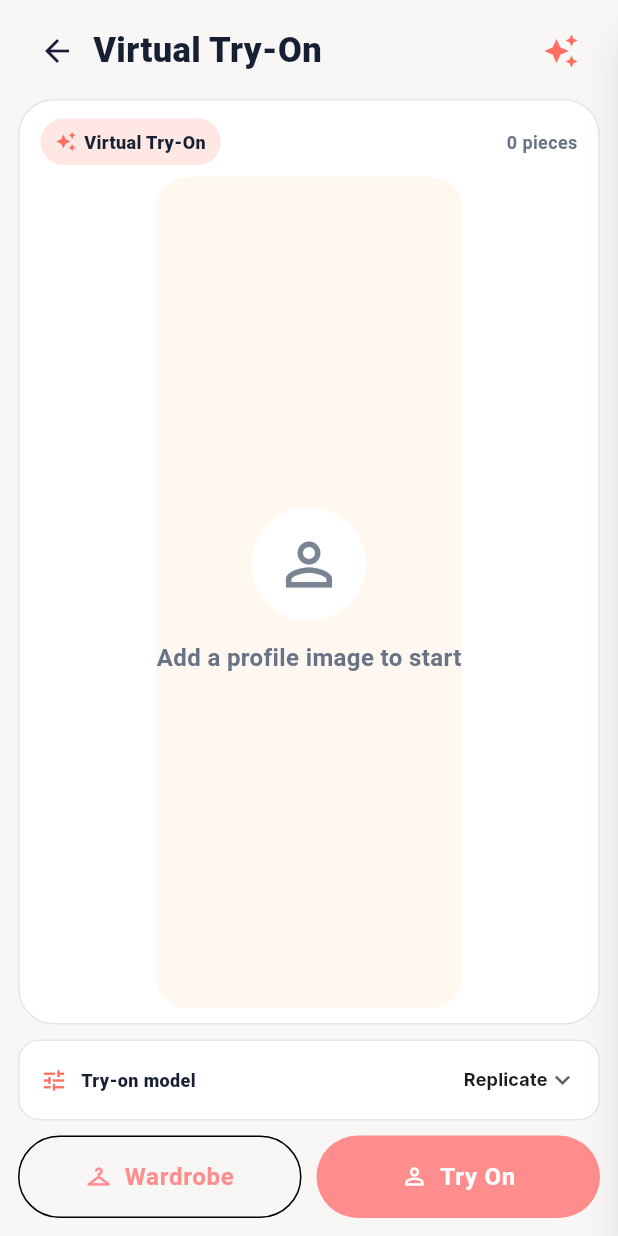
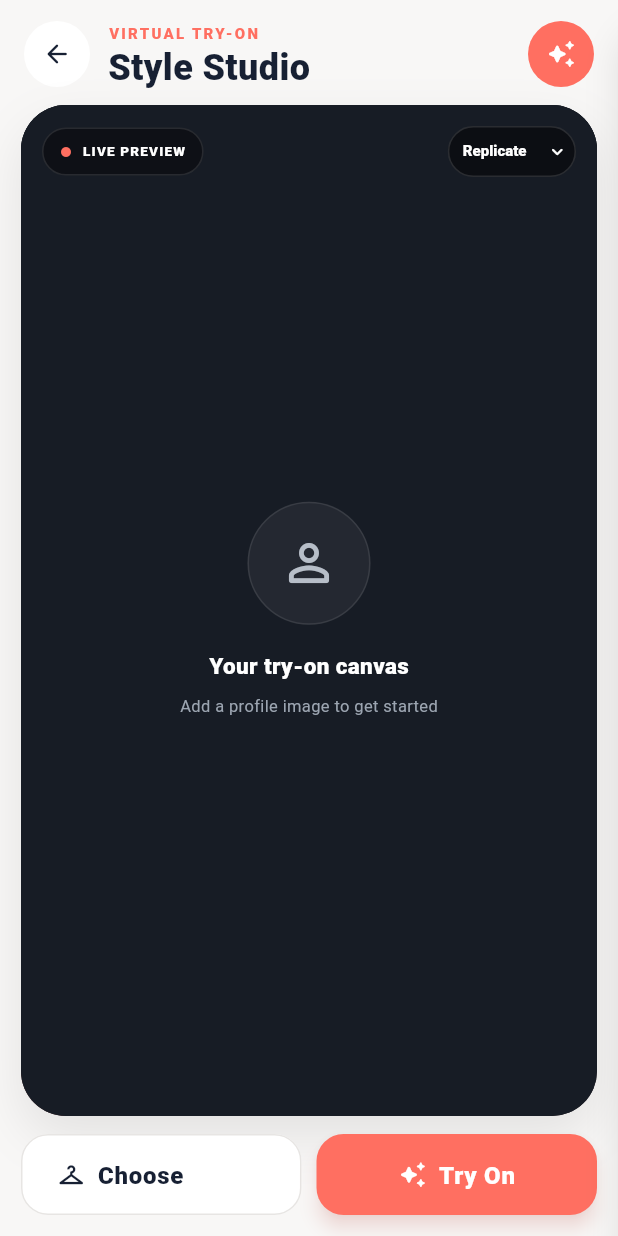
Before and after one commit to drj477/Lockmylook-app, a Flutter app: the OutfitBuilderScreen screen opened directly with empty values, on a phone screen of 412 x 824 dp. Run offline on Flutter 3.47's test engine with Material 3 defaults, Android fonts, the phone set to English and light mode, and no system bars; our stand-ins replace dio, flutter_riverpod, flutter_secure_storage, go_router, google_fonts, image_picker and 1 more; accounts and stored records are empty; network calls fail.

Commit message:
VTO scrren Imrprovement loading

```diff
--- a/mobile/lib/features/outfits/presentation/screens/outfit_builder_screen.dart
+++ b/mobile/lib/features/outfits/presentation/screens/outfit_builder_screen.dart
@@ -62,8 +62,9 @@ class _OutfitBuilderScreenState extends ConsumerState<OutfitBuilderScreen> {
 
   void _toggleItem(WardrobeItem item) {
     setState(() {
-      final index =
-          _selectedItems.indexWhere((selected) => selected.id == item.id);
+      final index = _selectedItems.indexWhere(
+        (selected) => selected.id == item.id,
+      );
 
       if (index >= 0) {
         _selectedItems.removeAt(index);
@@ -87,7 +88,8 @@ class _OutfitBuilderScreenState extends ConsumerState<OutfitBuilderScreen> {
       return;
     }
 
-    if (_profile?.vtoAssetUrl == null || _profile!.vtoAssetUrl!.trim().isEmpty) {
+    if (_profile?.vtoAssetUrl == null ||
+        _profile!.vtoAssetUrl!.trim().isEmpty) {
       ScaffoldMessenger.of(context).showSnackBar(
         const SnackBar(
           content: Text(
@@ -113,7 +115,9 @@ class _OutfitBuilderScreenState extends ConsumerState<OutfitBuilderScreen> {
     _showProcessingDialog();
 
     try {
-      final result = await ref.read(virtualTryOnRepositoryProvider).generate(
+      final result = await ref
+          .read(virtualTryOnRepositoryProvider)
+          .generate(
             profileId: widget.profileId,
             request: VirtualTryOnRequest(
               itemIds: _selectedItems.map((item) => item.id).toList(),
@@ -168,10 +172,7 @@ class _OutfitBuilderScreenState extends ConsumerState<OutfitBuilderScreen> {
               SizedBox(height: 20),
               Text(
                 'Creating your try-on',
-                style: TextStyle(
-                  fontSize: 18,
-                  fontWeight: FontWeight.w800,
-                ),
+                style: TextStyle(fontSize: 18, fontWeight: FontWeight.w800),
               ),
               SizedBox(height: 7),
               Text(
@@ -212,7 +213,9 @@ class _OutfitBuilderScreenState extends ConsumerState<OutfitBuilderScreen> {
     setState(() => _generating = true);
 
     try {
-      final result = await ref.read(outfitRepositoryProvider).generateOutfits(
+      final result = await ref
+          .read(outfitRepositoryProvider)
+          .generateOutfits(
             profileId: widget.profileId,
             request: OutfitGenerateRequest(
               occasion: _occasion,
@@ -296,10 +299,7 @@ class _OutfitBuilderScreenState extends ConsumerState<OutfitBuilderScreen> {
                   initialValue: _occasion,
                   decoration: const InputDecoration(labelText: 'Occasion'),
                   items: const [
-                    DropdownMenuItem(
-                      value: 'casual',
-                      child: Text('Casual'),
-                    ),
+                    DropdownMenuItem(value: 'casual', child: Text('Casual')),
                     DropdownMenuItem(value: 'work', child: Text('Work')),
                     DropdownMenuItem(value: 'party', child: Text('Party')),
                     DropdownMenuItem(value: 'date', child: Text('Dinner Date')),
@@ -329,10 +329,7 @@ class _OutfitBuilderScreenState extends ConsumerState<OutfitBuilderScreen> {
                   decoration: const InputDecoration(labelText: 'Mood'),
                   items: const [
                     DropdownMenuItem(value: null, child: Text('Any mood')),
-                    DropdownMenuItem(
-                      value: 'minimal',
-                      child: Text('Minimal'),
-                    ),
+                    DropdownMenuItem(value: 'minimal', child: Text('Minimal')),
                     DropdownMenuItem(value: 'smart', child: Text('Smart')),
                     DropdownMenuItem(value: 'bold', child: Text('Bold')),
                   ],
@@ -403,10 +400,7 @@ class _OutfitBuilderScreenState extends ConsumerState<OutfitBuilderScreen> {
                     maxLines: 2,
                     overflow: TextOverflow.ellipsis,
                   ),
-                  trailing: const Icon(
-                    Icons.arrow_forward_ios,
-                    size: 15,
-                  ),
+                  trailing: const Icon(Icons.arrow_forward_ios, size: 15),
                   onTap: () {
                     _applySuggestion(suggestion);
                     Navigator.pop(sheetContext);
@@ -485,8 +479,7 @@ class _OutfitBuilderScreenState extends ConsumerState<OutfitBuilderScreen> {
                             ? _selectedItems.length
                             : _selectedItems
                                   .where(
-                                  (item) =>
-                                      item.category.name == category,
+                                    (item) => item.category.name == category,
                                   )
                                   .length;
 
@@ -683,28 +676,186 @@ class _OutfitBuilderScreenState extends ConsumerState<OutfitBuilderScreen> {
 
   Widget _header() {
     return Padding(
-      padding: const EdgeInsets.fromLTRB(14, 10, 14, 4),
+      padding: const EdgeInsets.fromLTRB(16, 14, 16, 8),
       child: Row(
         children: [
-          IconButton(
-            onPressed: () => Navigator.pop(context),
-            icon: const Icon(Icons.arrow_back),
+          _glassIconButton(
+            icon: Icons.arrow_back_rounded,
+            onTap: () => Navigator.pop(context),
           ),
+          const SizedBox(width: 12),
           const Expanded(
-            child: Text(
-              'Virtual Try-On',
+            child: Column(
+              crossAxisAlignment: CrossAxisAlignment.start,
+              children: [
+                Text(
+                  'VIRTUAL TRY-ON',
                   style: TextStyle(
-                fontSize: 23,
-                fontWeight: FontWeight.w800,
+                    fontSize: 10,
+                    letterSpacing: 1.5,
+                    fontWeight: FontWeight.w900,
+                    color: LockMyLookUi.coral,
+                  ),
+                ),
+                SizedBox(height: 2),
+                Text(
+                  'Style Studio',
+                  style: TextStyle(
+                    fontSize: 24,
+                    height: 1.0,
+                    fontWeight: FontWeight.w900,
                     color: LockMyLookUi.ink,
                   ),
                 ),
+              ],
             ),
-          IconButton(
-            onPressed: _showGenerator,
-            icon: const Icon(
-              Icons.auto_awesome,
-              color: LockMyLookUi.coral,
+          ),
+          _glassIconButton(
+            icon: Icons.auto_awesome_rounded,
+            onTap: _showGenerator,
+            accent: true,
+          ),
+        ],
+      ),
+    );
+  }
+
+  Widget _glassIconButton({
+    required IconData icon,
+    required VoidCallback onTap,
+    bool accent = false,
+  }) {
+    return Material(
+      color: accent ? LockMyLookUi.coral : Colors.white,
+      elevation: 0,
+      shape: const CircleBorder(),
+      child: InkWell(
+        onTap: onTap,
+        customBorder: const CircleBorder(),
+        child: SizedBox(
+          width: 44,
+          height: 44,
+          child: Icon(
+            icon,
+            size: 20,
+            color: accent ? Colors.white : LockMyLookUi.ink,
+          ),
+        ),
+      ),
+    );
+  }
+
+  Widget _tryOnWorkspace() {
+    final vtoAssetUrl = _profile?.vtoAssetUrl;
+    final hasProfile = vtoAssetUrl != null && vtoAssetUrl.trim().isNotEmpty;
+
+    return Padding(
+      padding: const EdgeInsets.fromLTRB(14, 4, 14, 14),
+      child: Column(
+        children: [
+          Expanded(
+            child: Container(
+              width: double.infinity,
+              decoration: BoxDecoration(
+                color: const Color(0xFF11151C),
+                borderRadius: BorderRadius.circular(30),
+                boxShadow: [
+                  BoxShadow(
+                    color: Colors.black.withAlpha(22),
+                    blurRadius: 28,
+                    offset: const Offset(0, 14),
+                  ),
+                ],
+              ),
+              clipBehavior: Clip.antiAlias,
+              child: Stack(
+                children: [
+                  Positioned.fill(
+                    child: DecoratedBox(
+                      decoration: BoxDecoration(
+                        gradient: LinearGradient(
+                          begin: Alignment.topLeft,
+                          end: Alignment.bottomRight,
+                          colors: [
+                            const Color(0xFF171C25),
+                            const Color(0xFF0E1117),
+                            LockMyLookUi.coral.withAlpha(18),
+                          ],
+                        ),
+                      ),
+                    ),
+                  ),
+                  if (hasProfile)
+                    Positioned.fill(
+                      child: Padding(
+                        padding: const EdgeInsets.fromLTRB(12, 58, 12, 18),
+                        child: ClipRRect(
+                          borderRadius: BorderRadius.circular(24),
+                          child: Container(
+                            color: const Color(0xFFFFF8F0),
+                            child: Image.network(
+                              vtoAssetUrl,
+                              fit: BoxFit.contain,
+                              alignment: Alignment.center,
+                              errorBuilder: (_, _, _) => _profilePlaceholder(),
+                            ),
+                          ),
+                        ),
+                      ),
+                    )
+                  else
+                    Positioned.fill(child: _profilePlaceholder()),
+                  Positioned(
+                    top: 14,
+                    left: 14,
+                    right: 14,
+                    child: Row(
+                      children: [
+                        _studioPill(
+                          icon: Icons.circle,
+                          label: 'LIVE PREVIEW',
+                          iconColor: LockMyLookUi.coral,
+                        ),
+                        const Spacer(),
+                        _compactModelSelector(),
+                      ],
+                    ),
+                  ),
+                ],
+              ),
+            ),
+          ),
+          const SizedBox(height: 12),
+          _actionBar(),
+        ],
+      ),
+    );
+  }
+
+  Widget _studioPill({
+    required IconData icon,
+    required String label,
+    Color iconColor = Colors.white,
+  }) {
+    return Container(
+      padding: const EdgeInsets.symmetric(horizontal: 11, vertical: 8),
+      decoration: BoxDecoration(
+        color: Colors.black.withAlpha(105),
+        borderRadius: BorderRadius.circular(18),
+        border: Border.all(color: Colors.white.withAlpha(28)),
+      ),
+      child: Row(
+        mainAxisSize: MainAxisSize.min,
+        children: [
+          Icon(icon, size: 8, color: iconColor),
+          const SizedBox(width: 7),
+          Text(
+            label,
+            style: const TextStyle(
+              fontSize: 9,
+              letterSpacing: .8,
+              fontWeight: FontWeight.w900,
+              color: Colors.white,
             ),
           ),
         ],
@@ -712,223 +863,83 @@ class _OutfitBuilderScreenState extends ConsumerState<OutfitBuilderScreen> {
     );
   }
 
-  Widget _tryOnWorkspace() {
-    final vtoAssetUrl = _profile?.vtoAssetUrl;
-
-    return Padding(
-      padding: const EdgeInsets.fromLTRB(12, 4, 12, 12),
+  Widget _profilePlaceholder() {
+    return Container(
+      decoration: BoxDecoration(
+        color: const Color(0xFF171C25),
+        borderRadius: BorderRadius.circular(24),
+      ),
+      child: Center(
         child: Column(
-        children: [
-          Expanded(
-            child: Container(
-              width: double.infinity,
-              decoration: BoxDecoration(
-                color: Colors.white,
-                borderRadius: BorderRadius.circular(24),
-                border: Border.all(color: LockMyLookUi.border),
-              ),
-              clipBehavior: Clip.antiAlias,
-              child: Column(
-                children: [
-                  Padding(
-                    padding: const EdgeInsets.fromLTRB(14, 12, 14, 8),
-                    child: Row(
+          mainAxisAlignment: MainAxisAlignment.center,
           children: [
             Container(
-                          padding: const EdgeInsets.symmetric(
-                            horizontal: 10,
-                            vertical: 6,
+              width: 82,
+              height: 82,
+              decoration: BoxDecoration(
+                color: Colors.white.withAlpha(14),
+                shape: BoxShape.circle,
+                border: Border.all(color: Colors.white.withAlpha(24)),
               ),
-                          decoration: BoxDecoration(
-                            color: LockMyLookUi.coralSoft,
-                            borderRadius: BorderRadius.circular(20),
+              child: const Icon(
+                Icons.person_outline_rounded,
+                size: 40,
+                color: Color(0xFFB7BEC8),
               ),
-                          child: const Row(
-                            mainAxisSize: MainAxisSize.min,
-                            children: [
-                              Icon(
-                                Icons.auto_awesome,
-                                size: 14,
-                                color: LockMyLookUi.coral,
             ),
-                              SizedBox(width: 5),
-                              Text(
-                                'Virtual Try-On',
+            const SizedBox(height: 16),
+            const Text(
+              'Your try-on canvas',
               style: TextStyle(
-                                  fontSize: 12,
+                color: Colors.white,
+                fontSize: 15,
                 fontWeight: FontWeight.w800,
-                                  color: LockMyLookUi.ink,
               ),
+            ),
+            const SizedBox(height: 5),
+            const Text(
+              'Add a profile image to get started',
+              style: TextStyle(color: Color(0xFF9CA5B1), fontSize: 11),
             ),
           ],
         ),
       ),
-                        const Spacer(),
-                        Text(
-                          '${_selectedItems.length} pieces',
-                          style: const TextStyle(
-                            color: LockMyLookUi.muted,
-                            fontSize: 12,
-                            fontWeight: FontWeight.w700,
-                          ),
-                        ),
-                      ],
-                    ),
-                  ),
-                  Expanded(
-                    child: Container(
-                      margin: const EdgeInsets.fromLTRB(10, 0, 10, 10),
-                      decoration: BoxDecoration(
-                        color: const Color(0xFFFFF8F0),
-                        borderRadius: BorderRadius.circular(20),
-                      ),
-                      clipBehavior: Clip.antiAlias,
-                      child: vtoAssetUrl != null &&
-                              vtoAssetUrl.trim().isNotEmpty
-                          ? Stack(
-                              fit: StackFit.expand,
-                              children: [
-                                Image.network(
-                                  vtoAssetUrl,
-                                  fit: BoxFit.contain,
-                                  alignment: Alignment.center,
-                                  errorBuilder: (_, _, _) =>
-                                      _profilePlaceholder(),
-                                ),
-                                Positioned(
-                                  left: 12,
-                                  right: 12,
-                                  bottom: 12,
-                                  child: _previewStatus(),
-                                ),
-                              ],
-                            )
-                          : _profilePlaceholder(),
-                    ),
-                  ),
-                ],
-              ),
-            ),
-          ),
-          const SizedBox(height: 10),
-          _modelSelector(),
-          const SizedBox(height: 10),
-          _actionBar(),
-        ],
-      ),
     );
   }
 
-  Widget _profilePlaceholder() {
-    return Column(
-      mainAxisAlignment: MainAxisAlignment.center,
-      children: [
-        Container(
-          width: 76,
-          height: 76,
-          decoration: const BoxDecoration(
-            color: Colors.white,
-            shape: BoxShape.circle,
+  Widget _compactModelSelector() {
+    return Container(
+      height: 34,
+      padding: const EdgeInsets.only(left: 9, right: 4),
+      decoration: BoxDecoration(
+        color: Colors.black.withAlpha(125),
+        borderRadius: BorderRadius.circular(17),
+        border: Border.all(color: Colors.white.withAlpha(32)),
       ),
-          child: const Icon(
-            Icons.person_outline,
-            size: 46,
-            color: Color(0xFF7B8492),
-          ),
-        ),
-        const SizedBox(height: 12),
-        const Text(
-          'Add a profile image to start',
-          style: TextStyle(
-            color: LockMyLookUi.muted,
-            fontWeight: FontWeight.w700,
-          ),
-        ),
-      ],
-    );
-  }
-
-  Widget _previewStatus() {
-    return Container(
-      padding: const EdgeInsets.symmetric(horizontal: 14, vertical: 9),
-      decoration: BoxDecoration(
-        color: Colors.white.withAlpha(235),
-        borderRadius: BorderRadius.circular(16),
-        border: Border.all(color: LockMyLookUi.border),
-      ),
-      child: Row(
-        children: [
-          Icon(
-            _selectedItems.isEmpty
-                ? Icons.checkroom_outlined
-                : Icons.auto_awesome,
-            size: 18,
-            color: _selectedItems.isEmpty
-                ? LockMyLookUi.muted
-                : LockMyLookUi.coral,
-          ),
-          const SizedBox(width: 8),
-          Expanded(
-            child: Text(
-              _selectedItems.isEmpty
-                  ? 'Select an outfit to try on'
-                  : 'Your selected outfit is ready',
-              style: const TextStyle(
-                color: LockMyLookUi.ink,
-                fontWeight: FontWeight.w800,
-                fontSize: 12,
-              ),
-            ),
-          ),
-        ],
-      ),
-    );
-  }
-
-  Widget _modelSelector() {
-    return Container(
-      padding: const EdgeInsets.symmetric(horizontal: 14, vertical: 2),
-      decoration: BoxDecoration(
-        color: Colors.white,
-        borderRadius: BorderRadius.circular(14),
-        border: Border.all(color: LockMyLookUi.border),
-      ),
-      child: Row(
-        children: [
-          const Icon(
-            Icons.tune,
-            size: 18,
-            color: LockMyLookUi.coral,
-          ),
-          const SizedBox(width: 9),
-          const Text(
-            'Try-on model',
-            style: TextStyle(
-              fontSize: 12,
-              fontWeight: FontWeight.w800,
-              color: LockMyLookUi.ink,
-            ),
-          ),
-          const SizedBox(width: 10),
-          Expanded(
       child: DropdownButtonHideUnderline(
         child: DropdownButton<VirtualTryOnModel>(
           value: _tryOnModel,
-                isExpanded: true,
-                alignment: Alignment.centerRight,
-                icon: const Icon(Icons.keyboard_arrow_down, size: 20),
+          icon: const Icon(
+            Icons.keyboard_arrow_down_rounded,
+            size: 15,
+            color: Colors.white,
+          ),
+          dropdownColor: const Color(0xFF1A1F29),
+          style: const TextStyle(
+            color: Colors.white,
+            fontSize: 10,
+            fontWeight: FontWeight.w800,
+          ),
           items: VirtualTryOnModel.values
               .map(
                 (model) => DropdownMenuItem<VirtualTryOnModel>(
                   value: model,
-                        child: Align(
-                          alignment: Alignment.centerRight,
                   child: Text(
                     model.label,
                     style: const TextStyle(
-                              fontSize: 12,
-                              fontWeight: FontWeight.w700,
-                            ),
+                      color: Colors.white,
+                      fontSize: 10,
+                      fontWeight: FontWeight.w800,
                     ),
                   ),
                 ),
@@ -943,9 +954,6 @@ class _OutfitBuilderScreenState extends ConsumerState<OutfitBuilderScreen> {
                 },
         ),
       ),
-          ),
-        ],
-      ),
     );
   }
 
@@ -953,18 +961,52 @@ class _OutfitBuilderScreenState extends ConsumerState<OutfitBuilderScreen> {
     return Row(
       children: [
         Expanded(
+          child: SizedBox(
+            height: 54,
             child: OutlinedButton.icon(
               onPressed: _openWardrobePicker,
-            icon: const Icon(Icons.checkroom_outlined, size: 18),
-            label: const Text('Wardrobe'),
+              icon: const Icon(Icons.checkroom_outlined, size: 19),
+              label: const Text(
+                'Choose Pieces',
+                style: TextStyle(fontWeight: FontWeight.w800),
+              ),
+              style: OutlinedButton.styleFrom(
+                foregroundColor: LockMyLookUi.ink,
+                backgroundColor: Colors.white,
+                side: const BorderSide(color: LockMyLookUi.border),
+                shape: RoundedRectangleBorder(
+                  borderRadius: BorderRadius.circular(18),
+                ),
+              ),
+            ),
           ),
         ),
         const SizedBox(width: 10),
         Expanded(
+          child: SizedBox(
+            height: 54,
             child: ElevatedButton.icon(
               onPressed: _tryingOn ? null : _tryOnOutfit,
-            icon: const Icon(Icons.person_outline),
-            label: Text(_tryingOn ? 'Trying On...' : 'Try On'),
+              icon: Icon(
+                _tryingOn
+                    ? Icons.hourglass_top_rounded
+                    : Icons.auto_awesome_rounded,
+                size: 19,
+              ),
+              label: Text(
+                _tryingOn ? 'Creating...' : 'Try On',
+                style: const TextStyle(fontWeight: FontWeight.w900),
+              ),
+              style: ElevatedButton.styleFrom(
+                backgroundColor: LockMyLookUi.coral,
+                foregroundColor: Colors.white,
+                elevation: 5,
+                shadowColor: LockMyLookUi.coral.withAlpha(80),
+                shape: RoundedRectangleBorder(
+                  borderRadius: BorderRadius.circular(18),
+                ),
+              ),
+            ),
           ),
         ),
       ],
@@ -978,9 +1020,7 @@ class _OutfitBuilderScreenState extends ConsumerState<OutfitBuilderScreen> {
       child: Material(
         color: Colors.white,
         elevation: 5,
-        borderRadius: const BorderRadius.horizontal(
-          left: Radius.circular(18),
-        ),
+        borderRadius: const BorderRadius.horizontal(left: Radius.circular(18)),
         child: InkWell(
           onTap: () => setState(() => _sidebarOpen = true),
           borderRadius: const BorderRadius.horizontal(
@@ -1038,9 +1078,7 @@ class _OutfitBuilderScreenState extends ConsumerState<OutfitBuilderScreen> {
       child: Material(
         elevation: 12,
         color: Colors.white,
-        borderRadius: const BorderRadius.horizontal(
-          left: Radius.circular(24),
-        ),
+        borderRadius: const BorderRadius.horizontal(left: Radius.circular(24)),
         clipBehavior: Clip.antiAlias,
         child: SafeArea(
           left: false,
@@ -1104,8 +1142,7 @@ class _OutfitBuilderScreenState extends ConsumerState<OutfitBuilderScreen> {
                     : ListView.separated(
                         padding: const EdgeInsets.fromLTRB(10, 2, 10, 16),
                         itemCount: _selectedItems.length,
-                        separatorBuilder: (_, _) =>
-                            const SizedBox(height: 10),
+                        separatorBuilder: (_, _) => const SizedBox(height: 10),
                         itemBuilder: (_, index) {
                           final item = _selectedItems[index];
 
@@ -1122,15 +1159,11 @@ class _OutfitBuilderScreenState extends ConsumerState<OutfitBuilderScreen> {
                                 ),
                                 clipBehavior: Clip.antiAlias,
                                 child: Column(
-                                  crossAxisAlignment:
-                                      CrossAxisAlignment.start,
+                                  crossAxisAlignment: CrossAxisAlignment.start,
                                   children: [
                                     AspectRatio(
                                       aspectRatio: .82,
-                                      child: _itemImage(
-                                        item,
-                                        thumbnail: false,
-                                      ),
+                                      child: _itemImage(item, thumbnail: false),
                                     ),
                                     Padding(
                                       padding: const EdgeInsets.fromLTRB(
@@ -1144,9 +1177,7 @@ class _OutfitBuilderScreenState extends ConsumerState<OutfitBuilderScreen> {
                                             CrossAxisAlignment.start,
                                         children: [
                                           Text(
-                                            _categoryLabel(
-                                              item.category.name,
-                                            ),
+                                            _categoryLabel(item.category.name),
                                             style: const TextStyle(
                                               fontSize: 9,
                                               color: LockMyLookUi.muted,
@@ -1222,15 +1253,10 @@ class _OutfitBuilderScreenState extends ConsumerState<OutfitBuilderScreen> {
     );
   }
 
-  Widget _itemImage(
-    WardrobeItem item, {
-    required bool thumbnail,
-  }) {
+  Widget _itemImage(WardrobeItem item, {required bool thumbnail}) {
     if (item.images.isNotEmpty) {
       return Image.network(
-        thumbnail
-            ? item.images.first.thumbnailUrl
-            : item.images.first.imageUrl,
+        thumbnail ? item.images.first.thumbnailUrl : item.images.first.imageUrl,
         fit: BoxFit.contain,
         errorBuilder: (_, _, _) =>
             LockMyLookUi.imagePlaceholder(label: item.name),
```
Also changed, not shown: 1 other file. Lines whose indentation alone changed are shown as unchanged.
